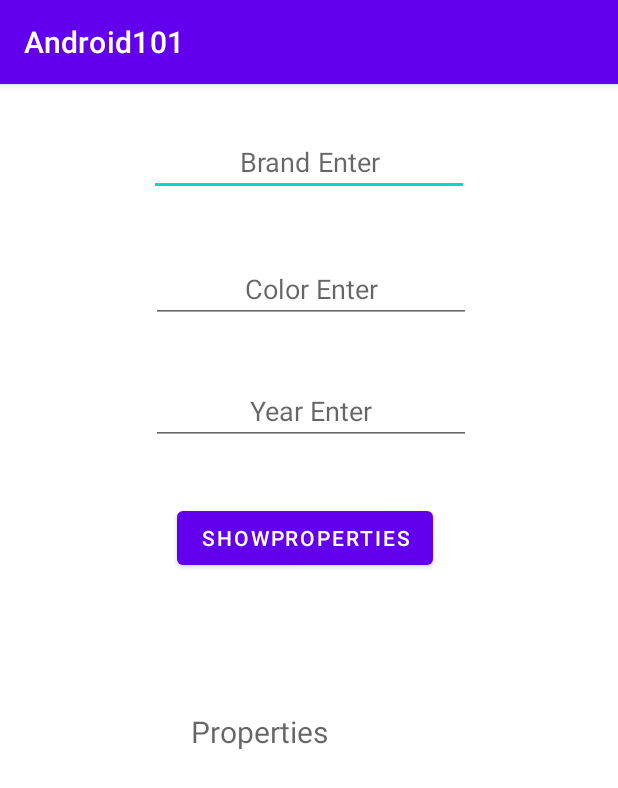
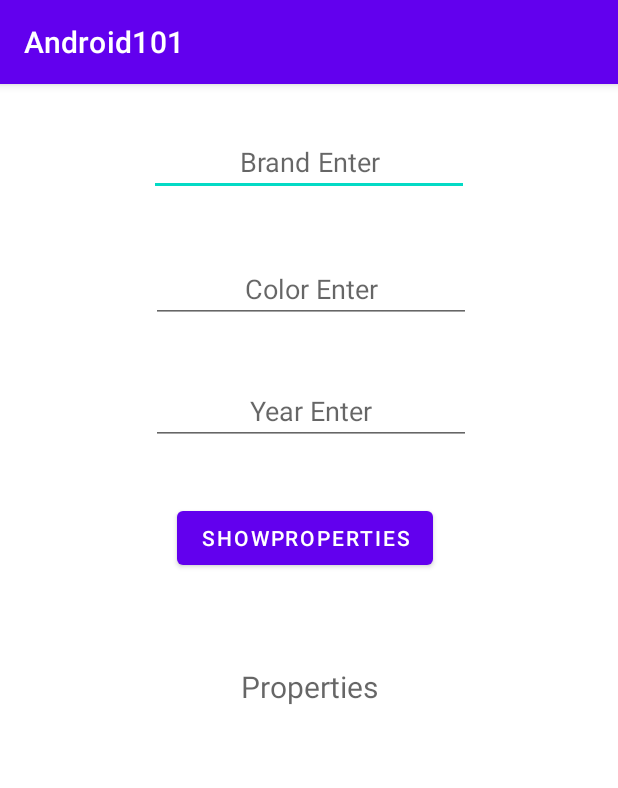
Before and after one commit to OmerDene/Android101, an Android app: the screen it shows after launch (FirstKotlinCarApp), on a phone screen of 412 x 824 dp. Shown: the top 788 px of the screen. Run offline under Robolectric (Android 15) with nearby library versions, the phone set to English and light mode, and no system bars.

```diff
--- a/app/src/main/java/com/example/android101/FirstCarKotlin.kt
+++ b/app/src/main/java/com/example/android101/FirstCarKotlin.kt
@@ -1,6 +1,6 @@
 package com.example.android101
 
-class FirstCarKotlin(var brand : String,var color : String,var year : String) {
+class FirstCarKotlin(var brand : String,var color : String,var year : Int) {
 
 
 }
--- a/app/src/main/java/com/example/android101/FirstKotlinCarApp.kt
+++ b/app/src/main/java/com/example/android101/FirstKotlinCarApp.kt
@@ -30,9 +30,17 @@ class FirstKotlinCarApp : AppCompatActivity() {
     fun clickCarPropertiesButton(carButton : View){
         var brand =editTextBrand.text.toString()
         var color =editTextColor.text.toString()
-        var year =editTextYear.text.toString()
-        var car = FirstCarKotlin(brand,color,year)
-        textShowCarProperties.text ="Brand :${car.brand} Color :${car.color} Year :${car.year}"
+        var year =editTextYear.text.toString().toIntOrNull()
+        textShowCarProperties.text = "${brand},${color},${year}"
+        /*if(year !=null) {
+            var car = FirstCarKotlin(brand,color,year)
+            textShowCarProperties.text ="Brand : ${car.brand} Color : ${car.color} Year : ${car.year}"
+
+        }else{
+            textShowCarProperties.text = "You must fill  the area of year with only numbers"
+        }*/
+
+
 
 
 
--- a/app/src/main/res/layout/activity_first_kotlin_car_app.xml
+++ b/app/src/main/res/layout/activity_first_kotlin_car_app.xml
@@ -11,10 +11,12 @@
         android:layout_width="wrap_content"
         android:layout_height="wrap_content"
         android:layout_marginTop="29dp"
+        android:layout_marginBottom="39dp"
         android:ems="10"
         android:hint="Brand Enter"
         android:inputType="textPersonName"
         android:textAlignment="center"
+        app:layout_constraintBottom_toTopOf="@+id/editTextColor"
         app:layout_constraintEnd_toEndOf="parent"
         app:layout_constraintStart_toStartOf="parent"
         app:layout_constraintTop_toTopOf="parent" />
@@ -24,11 +26,12 @@
         android:layout_width="wrap_content"
         android:layout_height="wrap_content"
         android:layout_marginStart="1dp"
-        android:layout_marginTop="39dp"
+        android:layout_marginBottom="36dp"
         android:ems="10"
         android:hint="Color Enter"
         android:inputType="textPersonName"
         android:textAlignment="center"
+        app:layout_constraintBottom_toTopOf="@+id/editTextYear"
         app:layout_constraintStart_toStartOf="@+id/editTextCarBrand"
         app:layout_constraintTop_toBottomOf="@+id/editTextCarBrand" />
 
@@ -36,11 +39,12 @@
         android:id="@+id/editTextYear"
         android:layout_width="wrap_content"
         android:layout_height="wrap_content"
-        android:layout_marginTop="36dp"
+        android:layout_marginBottom="38dp"
         android:ems="10"
         android:hint="Year Enter"
         android:inputType="textPersonName"
         android:textAlignment="center"
+        app:layout_constraintBottom_toTopOf="@+id/clickCarPropertiesButton"
         app:layout_constraintStart_toStartOf="@+id/editTextColor"
         app:layout_constraintTop_toBottomOf="@+id/editTextColor" />
 
@@ -49,21 +53,25 @@
         android:layout_width="wrap_content"
         android:layout_height="wrap_content"
         android:layout_marginStart="17dp"
-        android:layout_marginTop="38dp"
+        android:layout_marginBottom="61dp"
         android:onClick="clickCarPropertiesButton"
         android:text="Showproperties"
+        app:layout_constraintBottom_toTopOf="@+id/textShowCarProperties"
         app:layout_constraintStart_toStartOf="@+id/editTextYear"
         app:layout_constraintTop_toBottomOf="@+id/editTextYear" />
 
     <TextView
         android:id="@+id/textShowCarProperties"
-        android:layout_width="153dp"
-        android:layout_height="79dp"
-        android:layout_marginTop="91dp"
-        android:layout_marginEnd="39dp"
+        android:layout_width="0dp"
+        android:layout_height="0dp"
+        android:layout_marginStart="29dp"
+        android:layout_marginEnd="29dp"
+        android:layout_marginBottom="49dp"
         android:hint="Properties"
         android:textAlignment="center"
         android:textSize="20sp"
-        app:layout_constraintEnd_toEndOf="@+id/clickCarPropertiesButton"
+        app:layout_constraintBottom_toBottomOf="parent"
+        app:layout_constraintEnd_toEndOf="parent"
+        app:layout_constraintStart_toStartOf="parent"
         app:layout_constraintTop_toBottomOf="@+id/clickCarPropertiesButton" />
 </androidx.constraintlayout.widget.ConstraintLayout>
```
